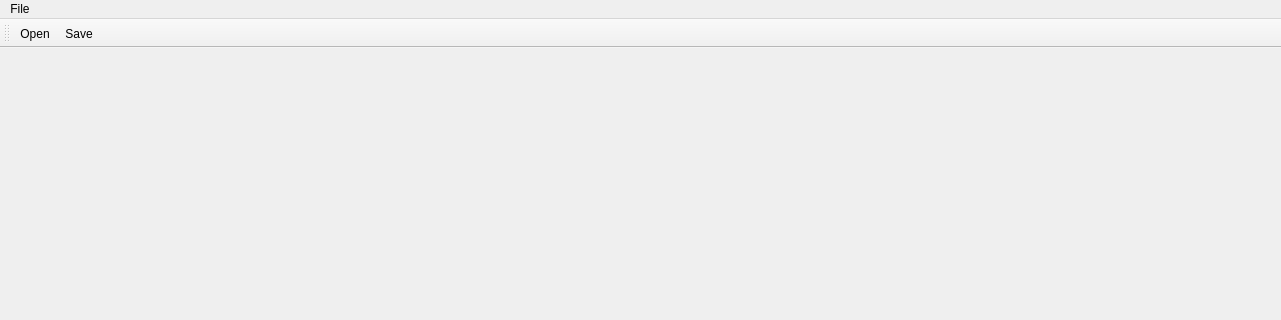
Open-CK/OpenCK, file ui/mainwindow.ui: the form before one commit; both pictures show x 0 to 1281 and y 0 to 320 of the 1281 by 769 pixel window.
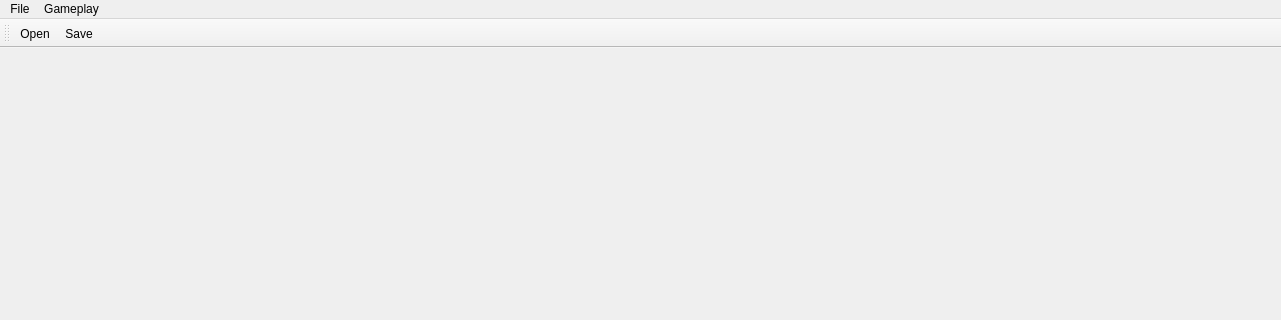
The form after the commit. Icons and pictures are not drawn.

The edit to the form file:
```diff
--- a/ui/mainwindow.ui
+++ b/ui/mainwindow.ui
@@ -35,7 +35,14 @@
     <addaction name="separator"/>
     <addaction name="actionExit"/>
    </widget>
+   <widget class="QMenu" name="menuGameplay">
+    <property name="title">
+     <string>Gameplay</string>
+    </property>
+    <addaction name="actionSettings"/>
+   </widget>
    <addaction name="menuFile"/>
+   <addaction name="menuGameplay"/>
   </widget>
   <widget class="QToolBar" name="mainToolBar">
    <attribute name="toolBarArea">
```
Left out of the diff: 5 changed lines with no effect on the pictures.
